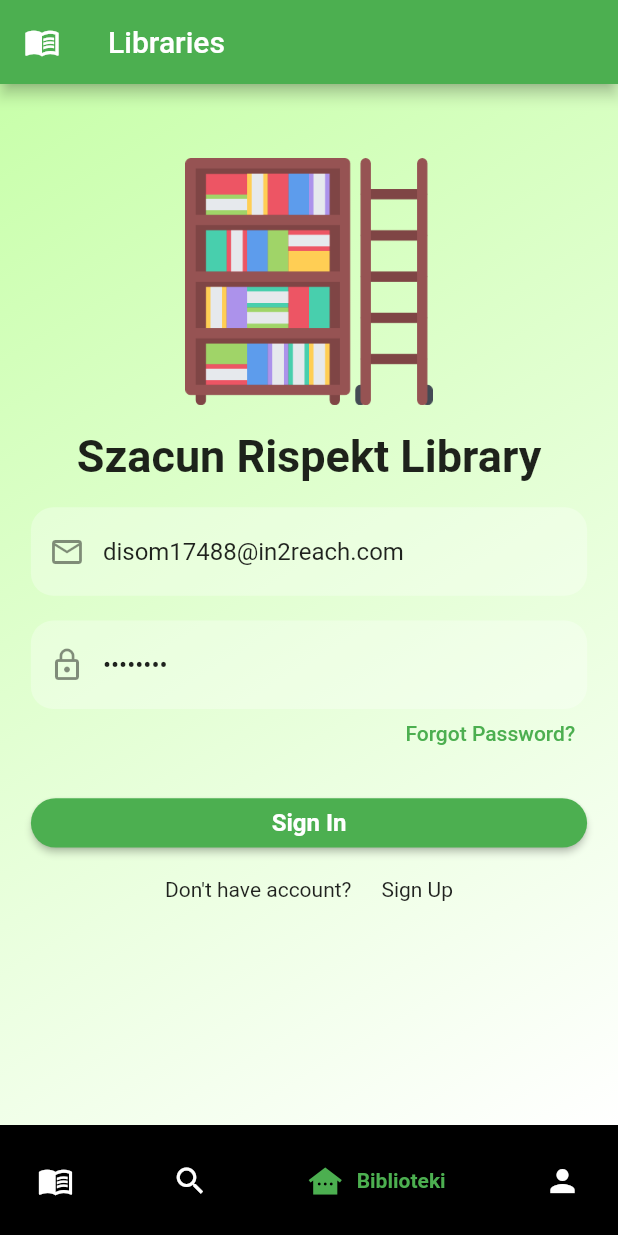
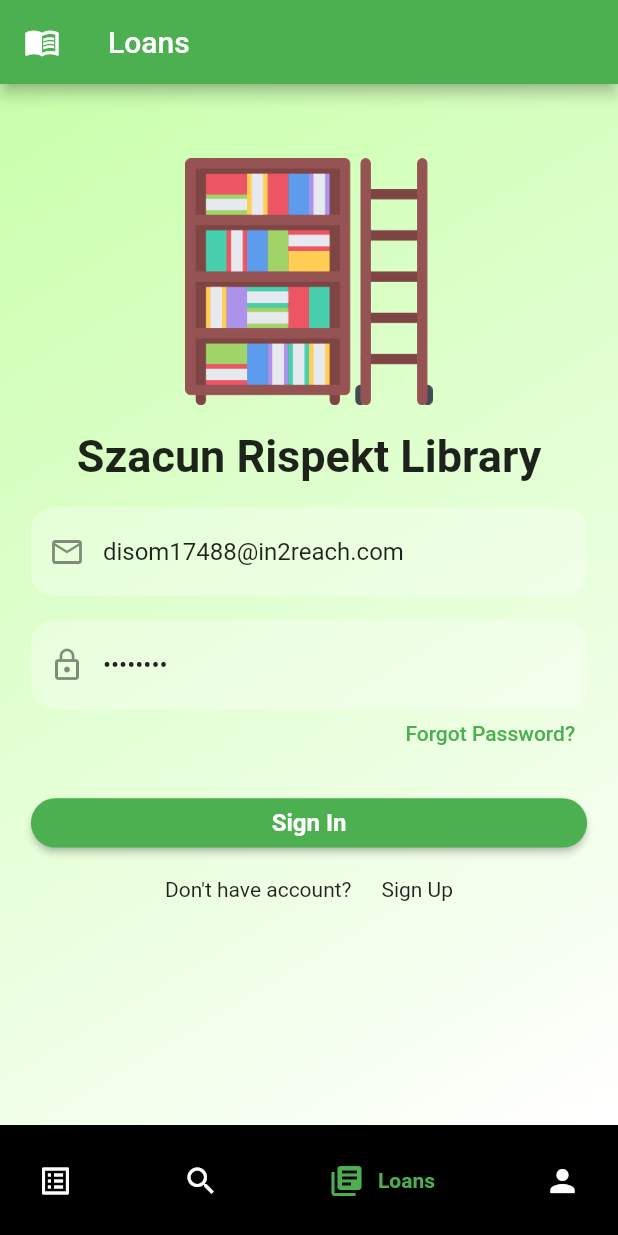
Before and after one commit to Jkm07/BookApp, a Flutter app: the MyHomePage screen opened directly, item 3 of the bottom bar chosen, on a phone screen of 412 x 824 dp. Run offline on Flutter 3.47's test engine with Material 2 defaults, Android fonts, the phone set to English and light mode, and no system bars; drawn by our look-alikes of google_nav_bar; our stand-ins replace carousel_slider, cloud_firestore, confetti, firebase_auth, firebase_core, firebase_storage and 4 more; missing offline and left inert: selectable_list; accounts and stored records are empty; network calls fail.

Commit message:
Add animation in wish list screen

```diff
--- a/Client/lib/screens/home/home_screen.dart
+++ b/Client/lib/screens/home/home_screen.dart
@@ -6,7 +6,6 @@ import 'package:client/screens/searchScreen.dart';
 import 'package:flutter/foundation.dart';
 import 'package:flutter/material.dart';
 import 'package:google_nav_bar/google_nav_bar.dart';
-import '../addScreen.dart';
 import 'package:client/globals.dart' as global;
 
 class MyHomePage extends StatefulWidget {
@@ -20,16 +19,16 @@ class MyHomePage extends StatefulWidget {
 
 class _MyHomePageState extends State<MyHomePage> with TickerProviderStateMixin {
   Widget currentScreen = const MyLoansScreen();
-  String title = "Your books";
+  String title = "Wish list";
 
   void _navigationBarChange(int index) {
     switch (index) {
       case 0:
-        return global.setScreen(const MyLoansScreen(), title: "Your books");
+        return global.setScreen(const MyLoansScreen(), title: "Wish list");
       case 1:
-        return global.setScreen(const SearchScreen(),title: "Borrow books");
+        return global.setScreen(const SearchScreen(), title: "Search book");
       case 2:
-        return global.setScreen(const LoginScreen(), title: "Libraries");
+        return global.setScreen(const LoginScreen(), title: "Loans");
       case 3:
         return global.setScreen(const AccountScreen(), title: "Settings");
     }
@@ -69,10 +68,10 @@ class _MyHomePageState extends State<MyHomePage> with TickerProviderStateMixin {
               onTabChange: _navigationBarChange,
               gap: 9,
               tabs: const [
-                GButton(icon: Icons.menu_book, text: "Wypożycz"),
-                GButton(icon: Icons.search, text: "Przeglądaj"),
-                GButton(icon: Icons.other_houses, text: "Biblioteki"),
-                GButton(icon: Icons.person, text: "Ustawienia"),
+                GButton(icon: Icons.list_alt, text: "Wish list"),
+                GButton(icon: Icons.search, text: "Search"),
+                GButton(icon: Icons.my_library_books, text: "Loans"),
+                GButton(icon: Icons.person, text: "Settings"),
               ]),
         ),
         body: MainBackground(child: currentScreen));
--- a/Client/lib/screens/myLoansScreen.dart
+++ b/Client/lib/screens/myLoansScreen.dart
@@ -1,5 +1,5 @@
 import 'package:client/globals.dart';
-import 'package:client/lists/loanElementList.dart';
+import 'package:client/lists/myLoans/loan_list.dart';
 import 'package:flutter/material.dart';
 
 class MyLoansScreen extends StatelessWidget {
--- a/Client/pubspec.yaml
+++ b/Client/pubspec.yaml
@@ -52,6 +52,8 @@ dependencies:
   google_nav_bar: ^5.0.6
   text_scroll: ^0.2.0
   selectable_list: ^0.1.1
+  confetti: ^0.7.0
+  lottie: ^2.3.2
 
 dev_dependencies:
   flutter_test:
```
Also changed, not shown: Client/lib/lists/loanElementList.dart (deleted, +0 -82 lines), Client/lib/lists/myLoans/item/accept_loan_button.dart (renamed from Client/lib/lists/accept_loan_button.dart, +4 -4 lines), Client/lib/lists/myLoans/item/empty_loan_list.dart (added, +25 -0 lines), Client/lib/lists/myLoans/item/loan_element.dart (renamed from Client/lib/menuItems/loanElement.dart, +5 -3 lines), Client/lib/lists/myLoans/loan_list.dart (added, +113 -0 lines), Client/pubspec.lock.
